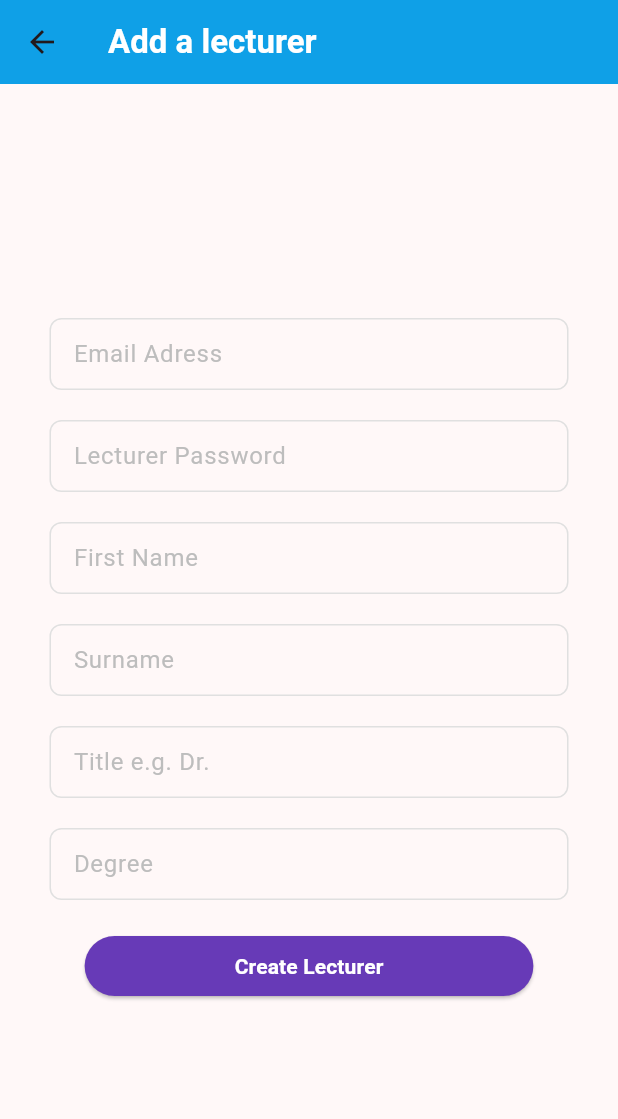
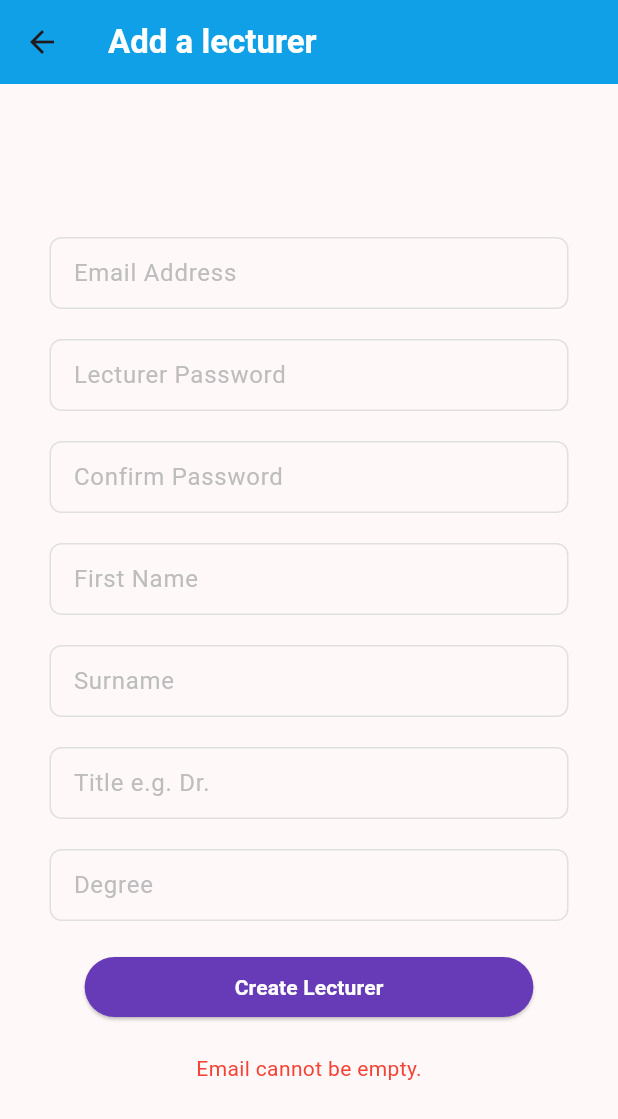
Before and after one commit to Code-Crusaders-NWU/HumanMovementSciences-NWU, a Flutter app: the CreateLecturersPage screen opened directly, after a tap on "Create Lecturer", on a phone screen of 412 x 824 dp. Shown: the top 1119 px of the screen. Run offline on Flutter 3.47's test engine with Material 3 defaults, Android fonts, the phone set to English and light mode, and no system bars; our stand-ins replace chewie, dio, file_picker, flutter_secure_storage, google_nav_bar, image_picker and 2 more; missing offline and left inert: video_compress; accounts and stored records are empty.

Commit message:
Validation Class for reusable code

```diff
--- a/front_end/hms_frontend/lib/components/stuNavBar.dart
+++ b/front_end/hms_frontend/lib/components/stuNavBar.dart
@@ -28,7 +28,7 @@ class StuNavBar extends StatelessWidget {
 
               Navigator.push(
                             context,
-                            MaterialPageRoute(builder: (context) => SubmissionsPageView(stuEmail: email,)));
+                            MaterialPageRoute(builder: (context) => StudentViewSubmissionsPage(stuEmail: email,)));
             },
           ),
           ListTile(
--- a/front_end/hms_frontend/lib/pages/lecturers/createLecturersPage.dart
+++ b/front_end/hms_frontend/lib/pages/lecturers/createLecturersPage.dart
@@ -1,39 +1,45 @@
-
 import 'package:flutter/material.dart';
 import 'package:hms_frontend/components/myAppbar.dart';
 import 'package:hms_frontend/components/textBox.dart';
 import 'package:hms_frontend/services/users.services.dart';
+import 'package:hms_frontend/services/validator.services.dart';
 
 class CreateLecturersPage extends StatefulWidget {
   const CreateLecturersPage({super.key});
 
   @override
-  State<CreateLecturersPage> createState() => _CreatelecturerspageState();
+  State<CreateLecturersPage> createState() => _CreateLecturersPageState();
 }
 
-class _CreatelecturerspageState extends State<CreateLecturersPage> {
-
-//Controllers for textfields
+class _CreateLecturersPageState extends State<CreateLecturersPage> {
+  // Controllers for textfields
   final emailController = TextEditingController();
   final passwordController = TextEditingController();
+  final cPasswordController = TextEditingController();
   final nameController = TextEditingController();
   final surnameController = TextEditingController();
   final titleController = TextEditingController();
   final degreeController = TextEditingController();
   String message = "";
 
-
   @override
   Widget build(BuildContext context) {
     return Scaffold(
-      appBar: MyAppBar(titleText: "Add a lecturer", backgroundColor: Colors.lightBlue,),
-      body:  Padding(padding: const EdgeInsets.all(8.0),
-      child: Center(child: Column(
+      appBar: MyAppBar(
+        titleText: "Add a lecturer",
+        backgroundColor: Colors.lightBlue,
+      ),
+      body: Padding(
+        padding: const EdgeInsets.all(8.0),
+        child: Center(
+          child: Column(
             mainAxisAlignment: MainAxisAlignment.center,
             children: [
-          TextBox(controller: emailController, hintText: 'Email Adress', obscureText: false),
+              TextBox(controller: emailController, hintText: 'Email Address', obscureText: false),
               const SizedBox(height: 20),
-          TextBox(controller: passwordController, hintText: 'Lecturer Password', obscureText: false),
+              TextBox(controller: passwordController, hintText: 'Lecturer Password', obscureText: true),
+              const SizedBox(height: 20),
+              TextBox(controller: cPasswordController, hintText: 'Confirm Password', obscureText: true),
               const SizedBox(height: 20),
               TextBox(controller: nameController, hintText: 'First Name', obscureText: false),
               const SizedBox(height: 20),
@@ -44,19 +50,37 @@ class _CreatelecturerspageState extends State<CreateLecturersPage> {
               TextBox(controller: degreeController, hintText: 'Degree', obscureText: false),
               const SizedBox(height: 20),
               ElevatedButton(
-  onPressed: () {
-    _createLecturer(emailController.text, passwordController.text,
-    nameController.text, surnameController.text,
-     titleController.text, degreeController.text);
+                onPressed: () async {
+                  bool success = await _createLecturer(
+                    emailController.text,
+                    passwordController.text,
+                    nameController.text,
+                    surnameController.text,
+                    titleController.text,
+                    degreeController.text,
+                  );
+
+                  if (success) {
+                    setState(() {
+                      message = "Lecturer created successfully!";
+                    });
+                  }
                 },
                 style: ElevatedButton.styleFrom(
                   backgroundColor: Colors.deepPurple,
-    padding: const EdgeInsets.symmetric(horizontal: 100,vertical: 10)
+                  padding: const EdgeInsets.symmetric(horizontal: 100, vertical: 10),
                 ),
-  child: const Text('Create Lecturer',
-  style: TextStyle(color: Colors.white,
-  fontWeight: FontWeight.bold),),
-)
+                child: const Text(
+                  'Create Lecturer',
+                  style: TextStyle(color: Colors.white, fontWeight: FontWeight.bold),
+                ),
+              ),
+              const SizedBox(height: 20),
+              if (message.isNotEmpty)
+                Text(
+                  message,
+                  style: TextStyle(color: Colors.red),
+                ),
             ],
           ),
         ),
@@ -64,67 +88,79 @@ class _CreatelecturerspageState extends State<CreateLecturersPage> {
     );
   }
 
-  dynamic _validator(){
-    try {
-      if(emailController.text.isEmpty){
-        return('Email is empty');
+  dynamic _validator() {
+    String? email = emailController.text;
+    var valEmail = ValidatorService.validateEmail(email);
+
+    if (valEmail != true) {
+      return valEmail; // Return validation message
     }
-      if(passwordController.text.isEmpty){
-        return('Password is empty');
+
+    var valPassword = ValidatorService.validatePasword(passwordController.text,cPasswordController.text);
+    if (valPassword != true) {
+      return valPassword;
     }
-      if(nameController.text.isEmpty){
-        return('Name field is empty');
+
+    var valName = ValidatorService.validateNames(nameController.text, surnameController.text);
+    if (valName!=true) {
+      return valName;
     }
-      if(surnameController.text.isEmpty){
-        return('Surname field is empty');
+
+    var valTitle = ValidatorService.validateTitle(titleController.text);
+    if (valTitle != true) {
+      return valTitle;
     }
-      if(titleController.text.isEmpty){
-        return('Title is empty');
-      }
-      if(degreeController.text.isEmpty){
-        return('Degree field is empty');
+    if (degreeController.text.isEmpty) {
+      return 'Degree field is empty';
     }
 
     return true;
+  }
+
+  Future<bool> _createLecturer(
+    String email,
+    String password,
+    String name,
+    String surname,
+    String title,
+    String degree,
+  ) async {
+    try {
+      var validate = _validator();
+
+      if (validate == true) {
+
+        bool flag1 = await UserService().createLecturerUser(email, password);
+        bool flag2 = await UserService().createLecturer(email, name, surname, title, degree);
+
+        if (flag1 && flag2) {
+          clearInput();
+          return true;
+        } else {
+          setState(() {
+            message = 'Error while creating lecturer';
+          });
+        }
+      } else {
+        setState(() {
+          message = validate.toString();
+        });
+      }
+      return false; // Validation failed
     } catch (e) {
-      throw e.toString();
+      setState(() {
+        message = 'Error: ${e.toString()}';
+      });
+      return false;
     }
   }
 
-  Future <bool> _createLecturer(email,password,name, surname, title,degree) async {
-    try {
-      var validate = _validator();
-
-      if (validate == true){
-
-        //Returns true if both the user's credentials were stored
-        bool flag1 = await UserService().createLecturerUser(email, password);
-        bool flag2 = (await UserService().createLecturer(email, name, surname, title, degree));
-        if (flag1 && flag2){
-          clearInput();
-          return true;
-        }
-        else{
-          print('error while creating lecturer');
+  void clearInput() {
+    emailController.clear();
+    passwordController.clear();
+    nameController.clear();
+    surnameController.clear();
+    titleController.clear();
+    degreeController.clear();
   }
 }
-      else{
-        setState(() {
-          message = validate.toString();  //Have to cast validate toString because it is a dynamic variable
-        });
-      }
-      return true;
-    } catch (e) {
-      throw e.toString();
-    }
-  }
-
-  void clearInput(){
-    emailController.text = "";
-    passwordController.text = "";
-    nameController.text = "";
-    surnameController.text = "";
-    titleController.text = "";
-    degreeController.text = "";
-  }
-}
--- a/front_end/hms_frontend/lib/pages/students/studentsAssignment.dart
+++ b/front_end/hms_frontend/lib/pages/students/studentsAssignment.dart
@@ -115,7 +115,9 @@ class _StudentAssignmentsPageState extends State<StudentsAssignmentsPage> {
                         MaterialPageRoute(
                             builder: (context) => MediaPage(
                                 assignmNumb: a['assignm_Num'],
-                                stuEmail: stuEmail)));
+                                stuEmail: stuEmail,
+                                assignmTitle: a['title'],
+                                )));
                   },
                 ),
               ),
--- /dev/null
+++ b/front_end/hms_frontend/lib/services/validator.services.dart
@@ -0,0 +1,63 @@
+class ValidatorService {
+
+  static const List<String> validTitles = [
+    "Mr.",
+    "Ms.",
+    "Mrs.",
+    "Dr.",
+    "Prof.",
+    "Eng.",
+    "PhD",
+    "MBA",
+    // Add other titles as necessary
+  ];
+
+  static dynamic validateTitle(String title) {
+    if (title.isEmpty) {
+      return "Title cannot be empty";
+    }
+
+    if (!validTitles.contains(title)) {
+      return "Please enter a valid title";
+    }
+
+    return true;
+  }
+
+  static dynamic validateEmail(String email) {
+    if(email.isEmpty){
+      return "Email cannot be empty.";
+    }
+        final bool emailMatch = RegExp(
+        r"^[a-zA-Z0-9.a-zA-Z0-9.!#$%&'*+-/=?^_`{|}~]+@[a-zA-Z0-9]+\.[a-zA-Z]+")
+        .hasMatch(email);
+
+      if(!emailMatch){
+        return "Please enter a valid email adress";
+      }
+    return true;
+  }
+
+  static dynamic validatePasword(String password, String confirmPassword){
+     if (password.isEmpty) {
+      return "Password field is empty";
+     }
+    if (password.length > 30 || password.length < 8 ){
+      return "Password should be between 8 and 30 characters long";
+    }
+    if(password!=confirmPassword){
+      return "Passwords do not match!";
+    }
+    return true;
+  }
+
+  static dynamic validateNames(String name, String surname){
+    if (name.isEmpty){
+      return "Please provide a name";
+    }
+    if(surname.isEmpty){
+      return "Please provide a surname";
+    }
+    return true;
+  }
+}
```
Also changed, not shown: front_end/hms_frontend/lib/pages/students/SubmissionsPage.dart (+4 -5 lines), front_end/hms_frontend/lib/pages/students/media.dart (+2 -7 lines). Lines whose indentation alone changed are shown as unchanged.
